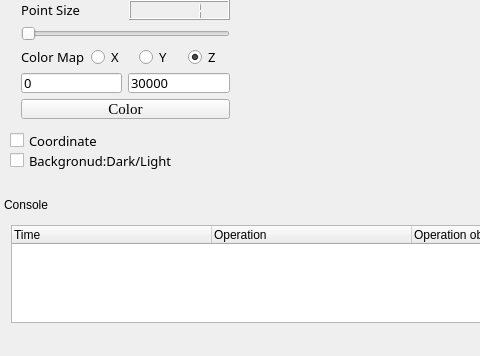
The window that PointCloudTools/PointCloudTools.ui (sunhaox/PointCloudTools) describes before a commit, drawn with Qt 5; both pictures show x 0 to 480 and y 446 to 802 of the 1295 by 802 pixel window.
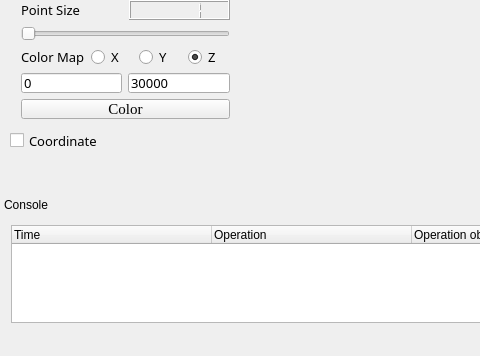
The same window after the commit. Icons and pictures are not drawn. Custom widgets are drawn as their Qt base class.

Patch:
```diff
--- a/PointCloudTools/PointCloudTools.ui
+++ b/PointCloudTools/PointCloudTools.ui
@@ -849,25 +849,6 @@
       <string>Coordinate</string>
      </property>
     </widget>
-    <widget class="QCheckBox" name="bgcCbx">
-     <property name="geometry">
-      <rect>
-       <x>10</x>
-       <y>160</y>
-       <width>201</width>
-       <height>23</height>
-      </rect>
-     </property>
-     <property name="font">
-      <font>
-       <family>微软雅黑</family>
-       <pointsize>10</pointsize>
-      </font>
-     </property>
-     <property name="text">
-      <string>Backgronud:Dark/Light</string>
-     </property>
-    </widget>
    </widget>
   </widget>
   <action name="openAction">
```
Left out of the diff: 3 changed lines with no effect on the pictures.
